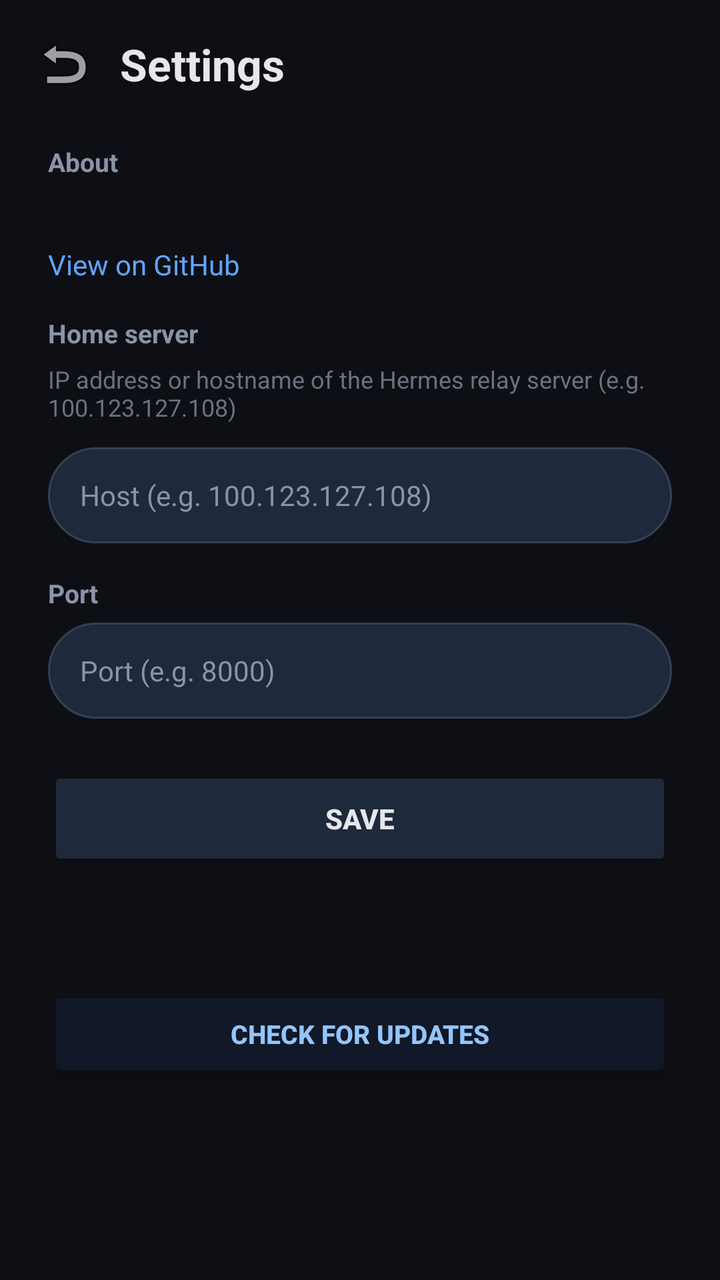
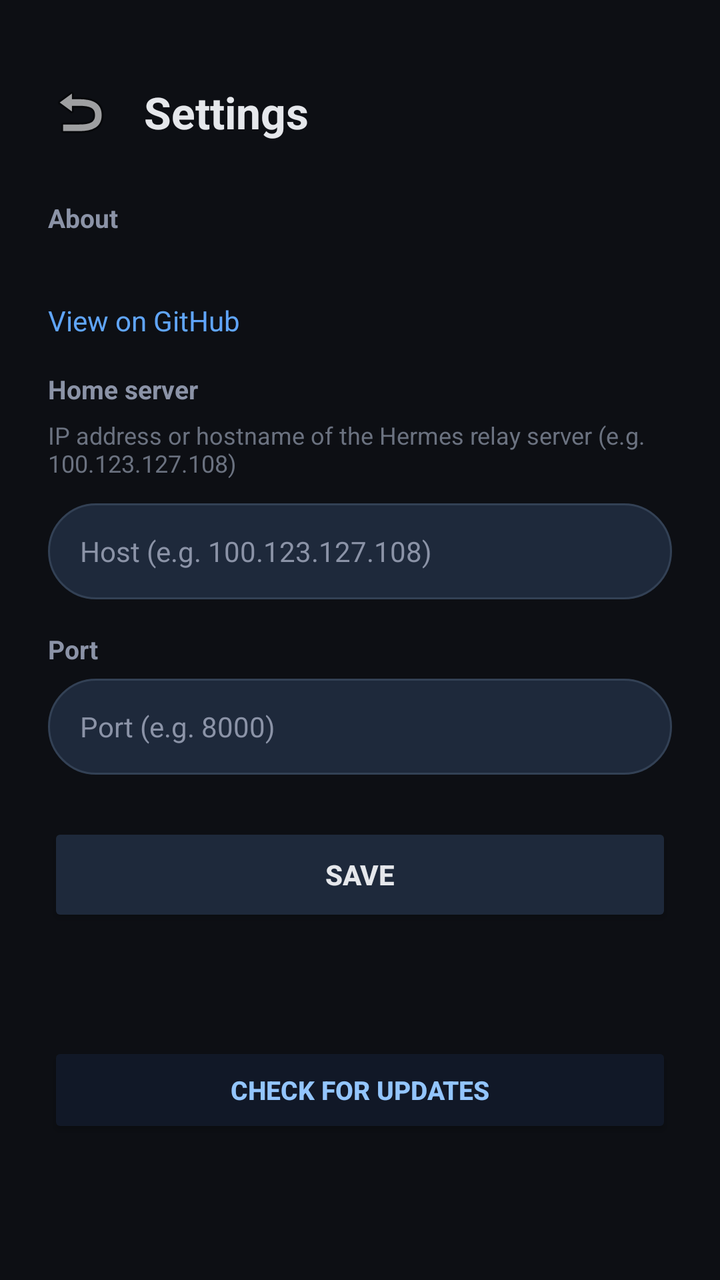

An Android layout rendered at two revisions. The XML below is the earlier revision; the diff shows what the commit changed to produce the second picture.
<!-- AndroidManifest.xml: application theme Theme.HermesAssistant -->
<!-- res/layout/activity_settings.xml -->
<?xml version="1.0" encoding="utf-8"?>
<LinearLayout xmlns:android="http://schemas.android.com/apk/res/android"
    android:layout_width="match_parent"
    android:layout_height="match_parent"
    android:background="#0D0F14"
    android:orientation="vertical">

    
    <LinearLayout
        android:layout_width="match_parent"
        android:layout_height="wrap_content"
        android:gravity="center_vertical"
        android:orientation="horizontal"
        android:paddingTop="8dp"
        android:paddingBottom="8dp">

        <ImageButton
            android:id="@+id/settingsBackButton"
            android:layout_width="48dp"
            android:layout_height="48dp"
            android:layout_marginStart="8dp"
            android:background="?attr/selectableItemBackgroundBorderless"
            android:contentDescription="Back"
            android:src="@android:drawable/ic_menu_revert" />

        <TextView
            android:layout_width="wrap_content"
            android:layout_height="wrap_content"
            android:layout_marginStart="4dp"
            android:text="Settings"
            android:textColor="#E5E7EB"
            android:textSize="22sp"
            android:textStyle="bold" />
    </LinearLayout>

    <ScrollView
        android:layout_width="match_parent"
        android:layout_height="0dp"
        android:layout_weight="1"
        android:fillViewport="true">

        <LinearLayout
            android:layout_width="match_parent"
            android:layout_height="wrap_content"
            android:orientation="vertical"
            android:paddingStart="24dp"
            android:paddingEnd="24dp"
            android:paddingBottom="24dp">

            
            <TextView
                android:layout_width="match_parent"
                android:layout_height="wrap_content"
                android:paddingTop="8dp"
                android:paddingBottom="6dp"
                android:text="About"
                android:textColor="#8B93A7"
                android:textSize="13sp"
                android:textStyle="bold" />

            <TextView
                android:id="@+id/settingsVersionText"
                android:layout_width="match_parent"
                android:layout_height="wrap_content"
                android:paddingBottom="4dp"
                android:textColor="#E5E7EB"
                android:textSize="14sp" />

            <TextView
                android:id="@+id/settingsGithubLink"
                android:layout_width="match_parent"
                android:layout_height="wrap_content"
                android:paddingTop="4dp"
                android:paddingBottom="16dp"
                android:text="View on GitHub"
                android:textColor="#60A5FA"
                android:textSize="14sp" />

            
            <TextView
                android:layout_width="match_parent"
                android:layout_height="wrap_content"
                android:paddingBottom="6dp"
                android:text="Home server"
                android:textColor="#8B93A7"
                android:textSize="13sp"
                android:textStyle="bold" />

            <TextView
                android:layout_width="match_parent"
                android:layout_height="wrap_content"
                android:paddingBottom="12dp"
                android:text="IP address or hostname of the Hermes relay server (e.g. 100.123.127.108)"
                android:textColor="#6B7280"
                android:textSize="12sp" />

            <EditText
                android:id="@+id/settingsHostInput"
                android:layout_width="match_parent"
                android:layout_height="48dp"
                android:background="@drawable/text_input_background"
                android:hint="Host (e.g. 100.123.127.108)"
                android:inputType="text"
                android:maxLines="1"
                android:paddingStart="16dp"
                android:paddingEnd="16dp"
                android:textColor="#E5E7EB"
                android:textColorHint="#8B93A7"
                android:textSize="14sp" />

            <TextView
                android:layout_width="match_parent"
                android:layout_height="wrap_content"
                android:paddingTop="16dp"
                android:paddingBottom="6dp"
                android:text="Port"
                android:textColor="#8B93A7"
                android:textSize="13sp"
                android:textStyle="bold" />

            <EditText
                android:id="@+id/settingsPortInput"
                android:layout_width="match_parent"
                android:layout_height="48dp"
                android:background="@drawable/text_input_background"
                android:hint="Port (e.g. 8000)"
                android:inputType="number"
                android:maxLines="1"
                android:paddingStart="16dp"
                android:paddingEnd="16dp"
                android:textColor="#E5E7EB"
                android:textColorHint="#8B93A7"
                android:textSize="14sp" />

            <Button
                android:id="@+id/settingsSaveButton"
                android:layout_width="match_parent"
                android:layout_height="52dp"
                android:layout_marginTop="24dp"
                android:backgroundTint="#1E293B"
                android:text="SAVE"
                android:textColor="#E5E7EB"
                android:textSize="14sp"
                android:textStyle="bold" />

            <TextView
                android:id="@+id/settingsStatus"
                android:layout_width="match_parent"
                android:layout_height="wrap_content"
                android:layout_marginTop="16dp"
                android:gravity="center"
                android:textColor="#10B981"
                android:textSize="13sp" />

            
            <Button
                android:id="@+id/settingsCheckUpdateButton"
                android:layout_width="match_parent"
                android:layout_height="48dp"
                android:layout_marginTop="24dp"
                android:backgroundTint="#111827"
                android:text="CHECK FOR UPDATES"
                android:textColor="#93C5FD"
                android:textSize="13sp"
                android:textStyle="bold" />

        </LinearLayout>
    </ScrollView>
</LinearLayout>
<!-- resources referenced by this layout -->
<resources>
  <!-- drawable text_input_background (drawable) -->
  <?xml version="1.0" encoding="utf-8"?>
  <shape xmlns:android="http://schemas.android.com/apk/res/android"
      android:shape="rectangle">
      <solid android:color="#1E293B" />
      <corners android:radius="24dp" />
      <stroke
          android:width="1dp"
          android:color="#334155" />
  </shape>
  <style name="Theme.HermesAssistant" parent="Base.Theme.HermesAssistant">
          <item name="android:forceDarkAllowed" tools:targetApi="q">false</item>
      </style>
  <style name="Base.Theme.HermesAssistant" parent="Theme.Material3.DayNight.NoActionBar">
          <item name="android:windowBackground">@color/background_dark</item>
          <item name="android:statusBarColor">@color/background_dark</item>
          <item name="android:navigationBarColor">@color/background_dark</item>
          <item name="colorPrimary">@color/accent_blue</item>
          <item name="colorOnPrimary">@color/text_primary</item>
          <item name="colorSecondary">@color/accent_green</item>
          <item name="colorOnSecondary">@color/background_dark</item>
          <item name="android:windowLightStatusBar">false</item>
      </style>
  <color name="background_dark">#0D0F14</color>
  <color name="accent_blue">#3B82F6</color>
  <color name="text_primary">#E5E7EB</color>
  <color name="accent_green">#10B981</color>
</resources>

<!-- the commit's change to res/layout/activity_settings.xml (unified diff, before → after) -->
@@ -11,14 +11,14 @@
         android:layout_height="wrap_content"
         android:gravity="center_vertical"
         android:orientation="horizontal"
-        android:paddingTop="8dp"
-        android:paddingBottom="8dp">
+        android:paddingTop="32dp"
+        android:paddingBottom="12dp">
 
         <ImageButton
             android:id="@+id/settingsBackButton"
             android:layout_width="48dp"
             android:layout_height="48dp"
-            android:layout_marginStart="8dp"
+            android:layout_marginStart="16dp"
             android:background="?attr/selectableItemBackgroundBorderless"
             android:contentDescription="Back"
             android:src="@android:drawable/ic_menu_revert" />
@@ -26,7 +26,7 @@
         <TextView
             android:layout_width="wrap_content"
             android:layout_height="wrap_content"
-            android:layout_marginStart="4dp"
+            android:layout_marginStart="8dp"
             android:text="Settings"
             android:textColor="#E5E7EB"
             android:textSize="22sp"
